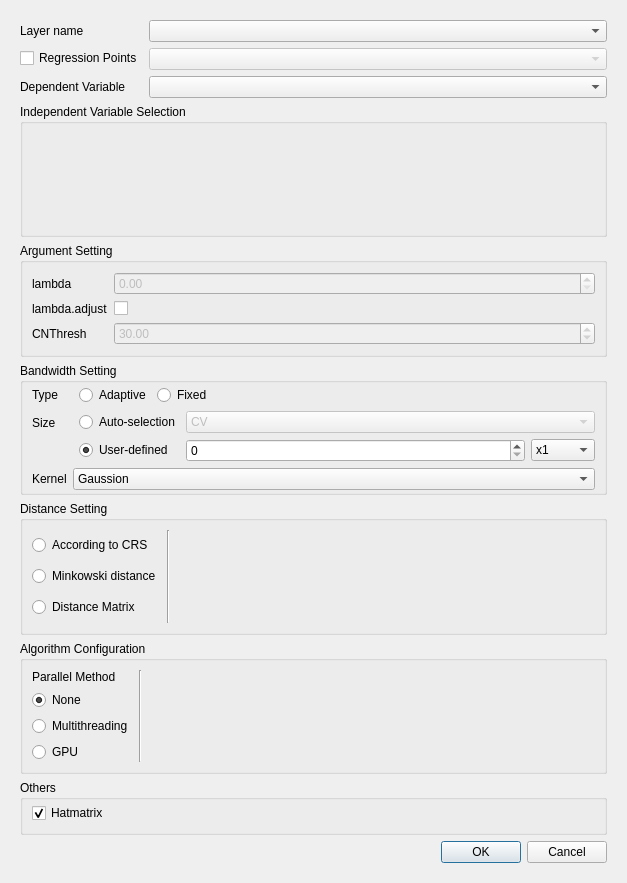
Qt form gwmlcrgwroptionsdialog.ui (GWmodel-Lab/GWmodelS) before a commit.
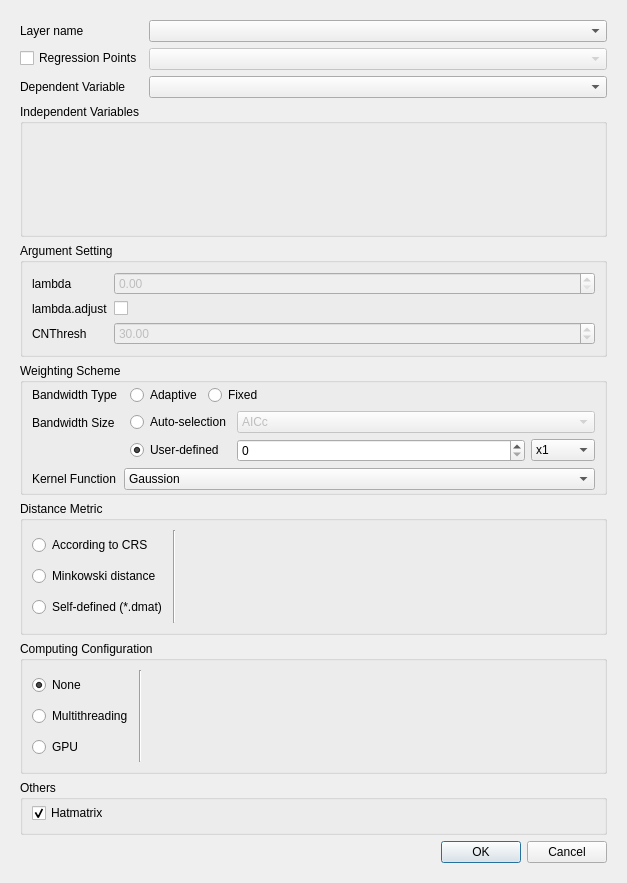
The same form after that commit. Custom widgets are drawn as their Qt base class.

```diff
--- a/gwmlcrgwroptionsdialog.ui
+++ b/gwmlcrgwroptionsdialog.ui
@@ -27,8 +27,8 @@
        <rect>
         <x>0</x>
         <y>0</y>
-        <width>605</width>
-        <height>861</height>
+        <width>609</width>
+        <height>865</height>
        </rect>
       </property>
       <layout class="QVBoxLayout" name="verticalLayout_6">
@@ -79,7 +79,7 @@
        <item>
         <widget class="QGroupBox" name="groupBox">
          <property name="title">
-          <string>Independent Variable Selection</string>
+          <string>Independent Variables</string>
          </property>
          <layout class="QVBoxLayout" name="verticalLayout_4" stretch="1">
           <item>
@@ -160,7 +160,7 @@
           </sizepolicy>
          </property>
          <property name="title">
-          <string>Bandwidth Setting</string>
+          <string>Weighting Scheme</string>
          </property>
          <layout class="QFormLayout" name="formLayout">
           <property name="horizontalSpacing">
@@ -178,7 +178,7 @@
           <item row="0" column="0">
            <widget class="QLabel" name="label_2">
             <property name="text">
-             <string>Type</string>
+             <string>Bandwidth Type</string>
             </property>
            </widget>
           </item>
@@ -240,7 +240,7 @@
              </sizepolicy>
             </property>
             <property name="text">
-             <string>Size</string>
+             <string>Bandwidth Size</string>
             </property>
             <property name="alignment">
              <set>Qt::AlignLeading|Qt::AlignLeft|Qt::AlignVCenter</set>
@@ -393,6 +393,9 @@
               <property name="enabled">
                <bool>false</bool>
               </property>
+              <property name="currentIndex">
+               <number>1</number>
+              </property>
               <item>
                <property name="text">
                 <string>CV</string>
@@ -410,7 +413,7 @@
           <item row="2" column="0">
            <widget class="QLabel" name="label_13">
             <property name="text">
-             <string>Kernel</string>
+             <string>Kernel Function</string>
             </property>
            </widget>
           </item>
@@ -455,7 +458,7 @@
           </sizepolicy>
          </property>
          <property name="title">
-          <string>Distance Setting</string>
+          <string>Distance Metric</string>
          </property>
          <layout class="QHBoxLayout" name="horizontalLayout_2">
           <item>
@@ -477,7 +480,7 @@
             <item>
              <widget class="QRadioButton" name="mDistTypeDmatRadio">
               <property name="text">
-               <string>Distance Matrix</string>
+               <string>Self-defined (*.dmat)</string>
               </property>
              </widget>
             </item>
@@ -622,18 +625,11 @@
           </sizepolicy>
          </property>
          <property name="title">
-          <string>Algorithm Configuration</string>
+          <string>Computing Configuration</string>
          </property>
          <layout class="QHBoxLayout" name="horizontalLayout_3">
           <item>
            <layout class="QVBoxLayout" name="verticalLayout_5">
-            <item>
-             <widget class="QLabel" name="label_7">
-              <property name="text">
-               <string>Parallel Method</string>
-              </property>
-             </widget>
-            </item>
             <item>
              <widget class="QRadioButton" name="mCalcParallelNoneRadio">
               <property name="sizePolicy">
```
